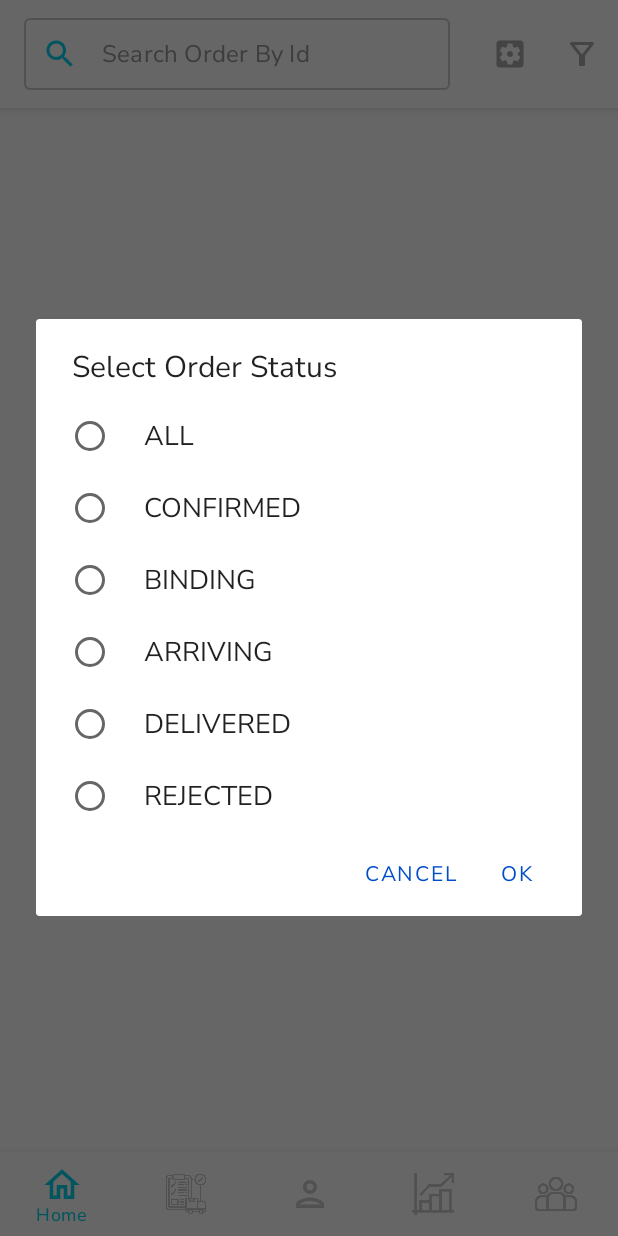
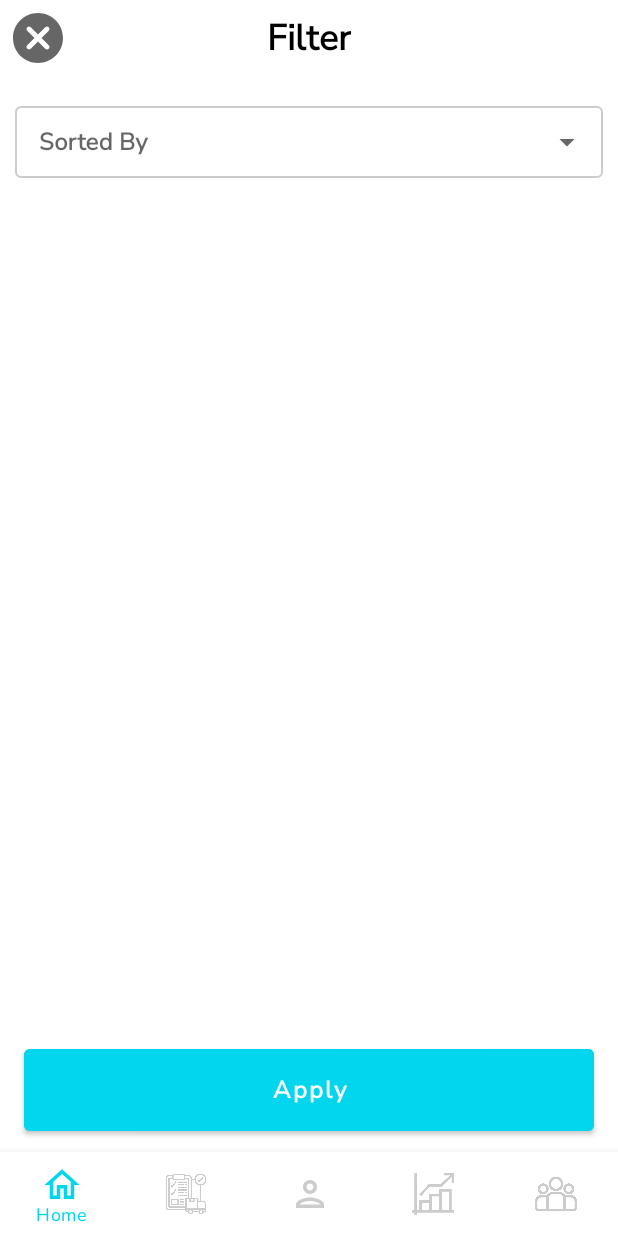
Before and after one commit to Gaur171188/ShoppingApp-2, an Android app: the Orders screen opened through its navigation route, after a tap on "Filter", on a phone screen of 412 x 824 dp. Run offline under Robolectric (Android 15) with nearby library versions, the phone set to English and light mode, and no system bars; our stand-ins replace Firebase (no records; nobody signed in at launch, a user with empty details on screens opened directly), Room's generated code, data binding, navigation-ui; 7 statements that could not run were skipped.

Commit message:
#updates 1- add options in admin portal. 2- fix show floating action button issue. 3- fix get data of public and active users issue. 4- add order filter.

```diff
--- a/app/src/main/java/com/shoppingapp/info/screens/home/Home.kt
+++ b/app/src/main/java/com/shoppingapp/info/screens/home/Home.kt
@@ -122,6 +122,7 @@ class Home : Fragment() {
                     btnClose.setOnClickListener {
                         bottom.state = BottomSheetBehavior.STATE_COLLAPSED
                         btnAddProduct.show()
+                        hideKeyboard()
                     }
 
                     /** button apply **/
@@ -138,6 +139,7 @@ class Home : Fragment() {
 
                         bottom.state = BottomSheetBehavior.STATE_COLLAPSED
                         btnAddProduct.show()
+                        hideKeyboard()
                     }
 
                 }
--- a/app/src/main/java/com/shoppingapp/info/screens/orders/Orders.kt
+++ b/app/src/main/java/com/shoppingapp/info/screens/orders/Orders.kt
@@ -6,19 +6,19 @@ import android.view.MenuItem
 import android.view.View
 import android.view.ViewGroup
 import android.view.inputmethod.EditorInfo
+import android.widget.ArrayAdapter
 import androidx.core.os.bundleOf
 import androidx.databinding.DataBindingUtil
 import androidx.fragment.app.Fragment
 import androidx.lifecycle.ViewModelProvider
 import androidx.navigation.fragment.findNavController
+import com.google.android.material.bottomsheet.BottomSheetBehavior
 import com.google.android.material.dialog.MaterialAlertDialogBuilder
 import com.shoppingapp.info.R
 import com.shoppingapp.info.data.User
 import com.shoppingapp.info.databinding.OrdersBinding
 import com.shoppingapp.info.screens.home.HomeViewModel
-import com.shoppingapp.info.utils.Constants
-import com.shoppingapp.info.utils.hideKeyboard
-import com.shoppingapp.info.utils.orderStatusFilters
+import com.shoppingapp.info.utils.*
 import org.koin.android.viewmodel.ext.android.sharedViewModel
 
 
@@ -100,6 +100,7 @@ class Orders: Fragment() {
             orderTopAppBar.topAppBar.inflateMenu(R.menu.home_app_bar_menu)
             orderTopAppBar.topAppBar.menu.removeItem(R.id.item_favorites)
             orderTopAppBar.topAppBar.menu.removeItem(R.id.item_cart)
+            orderTopAppBar.topAppBar.menu.removeItem(R.id.item_options)
 
 
             /** button search **/
@@ -145,41 +146,81 @@ class Orders: Fragment() {
     private fun setAppBarItemClicks(menuItem: MenuItem): Boolean {
         return when (menuItem.itemId) {
             R.id.item_filter -> {
-                val checkedItem = orderStatusFilters.indexOf(viewModel.filterOrderStatus.value)
-                showDialogWithItems(orderStatusFilters, checkedItem)
+                orderFilter()
+//                val checkedItem = orderStatusFilters.indexOf(viewModel.filterOrderStatus.value)
+//                showDialogWithItems(orderStatusFilters, checkedItem)
                 true
             }
             else -> false
         }
     }
 
+    private fun orderFilter() {
+        binding.apply {
+            orderFilter.apply {
 
-    private fun showDialogWithItems(
-        categoryItems: Array<String>,
-        checkedOption: Int = 0) {
-        var checkedItem = checkedOption
+                val bottom = BottomSheetBehavior.from(filterSheet)
+                bottom.state = BottomSheetBehavior.STATE_EXPANDED
+                setSortItems()
 
-        MaterialAlertDialogBuilder(requireContext())
-                .setTitle(getString(R.string.select_order_status))
-                .setSingleChoiceItems(categoryItems, checkedItem) { _, which ->
-                    checkedItem = which
+                filterSheet.apply {
+
+                    /** button close sheet **/
+                    btnClose.setOnClickListener {
+                        bottom.state = BottomSheetBehavior.STATE_COLLAPSED
+                        hideKeyboard()
+                    }
+
+                    /** button apply **/
+                    btnApply.setOnClickListener {
+                        val sort = selectSort.text.toString()
+
+                        val orders = homeViewModel.orders.value ?: emptyList()
+
+                        val filter = viewModel.filter(orders,sort)
+                        showMessage(requireContext(),filter.size.toString())
+                        orderController.setData(filter)
+                        bottom.state = BottomSheetBehavior.STATE_COLLAPSED
+                        hideKeyboard()
+                    }
+
                 }
-                .setNegativeButton(getString(R.string.pro_cat_dialog_cancel_btn)) { dialog, _ ->
-                    dialog.cancel()
-                }
-                .setPositiveButton(getString(R.string.pro_cat_dialog_ok_btn)) { dialog, _ ->
-                    if (checkedItem == -1) {
-                        dialog.cancel()
-                    } else {
-                        // apply the filter
-                        val filter = categoryItems[checkedItem]
-                        val orders = homeViewModel.orders.value ?: emptyList()
-                        orderController.setData(viewModel.applyFilter(filter, orders))
-                    }
-                    dialog.cancel()
-                }
-                .show()
+            }
+        }
     }
+
+    private fun setSortItems() {
+        val adapter = ArrayAdapter(requireContext(),android.R.layout.simple_list_item_1, sortOrderItems)
+        binding.orderFilter.selectSort.setAdapter(adapter)
+    }
+
+
+//    private fun showDialogWithItems(
+//        categoryItems: Array<String>,
+//        checkedOption: Int = 0) {
+//        var checkedItem = checkedOption
+//
+//        MaterialAlertDialogBuilder(requireContext())
+//                .setTitle(getString(R.string.select_order_status))
+//                .setSingleChoiceItems(categoryItems, checkedItem) { _, which ->
+//                    checkedItem = which
+//                }
+//                .setNegativeButton(getString(R.string.pro_cat_dialog_cancel_btn)) { dialog, _ ->
+//                    dialog.cancel()
+//                }
+//                .setPositiveButton(getString(R.string.pro_cat_dialog_ok_btn)) { dialog, _ ->
+//                    if (checkedItem == -1) {
+//                        dialog.cancel()
+//                    } else {
+//                        // apply the filter
+//                        val filter = categoryItems[checkedItem]
+//                        val orders = homeViewModel.orders.value ?: emptyList()
+//                        orderController.setData(viewModel.filter(filter, orders))
+//                    }
+//                    dialog.cancel()
+//                }
+//                .show()
+//    }
 
 
 
--- a/app/src/main/java/com/shoppingapp/info/screens/orders/OrdersViewModel.kt
+++ b/app/src/main/java/com/shoppingapp/info/screens/orders/OrdersViewModel.kt
@@ -3,11 +3,10 @@ package com.shoppingapp.info.screens.orders
 import androidx.lifecycle.LiveData
 import androidx.lifecycle.MutableLiveData
 import androidx.lifecycle.ViewModel
-import androidx.lifecycle.viewModelScope
 import com.shoppingapp.info.data.User
-import com.shoppingapp.info.utils.orderStatusFilters
-import kotlinx.coroutines.launch
-import java.util.*
+import com.shoppingapp.info.utils.OrderStatus
+import com.shoppingapp.info.utils.Sort
+
 
 class OrdersViewModel(): ViewModel() {
 
@@ -37,16 +36,43 @@ class OrdersViewModel(): ViewModel() {
     }
 
 
-    fun applyFilter(filter: String, orders: List<User.OrderItem>): List<User.OrderItem> {
-        val f = filter.uppercase(Locale.ROOT)
-        val apply = if (filter == orderStatusFilters.first()) { // it will return all orders
-            return orders
-        }else{
-            orders.filter { it.status == f }
+
+//    fun filter(
+//        orders: List<User.OrderItem>,
+//        sortedBy: String): List<User.OrderItem> {
+//        var list = orders
+//        list = if (sortedBy.isNotEmpty()){
+//            when(sortedBy.uppercase()) {
+//                Sort.NAME.name -> orders.sortedBy { it.orderId }
+//                Sort.DATE.name -> orders.sortedBy { it.orderDate }
+//                OrderStatus.CONFIRMED.name -> orders.filter { it.status == sortedBy }
+//                OrderStatus.DELIVERED.name -> orders.filter { it.status == sortedBy }
+//                OrderStatus.REJECTED.name -> orders.filter { it.status == sortedBy }
+//                OrderStatus.BINDING.name -> orders.filter { it.status == sortedBy }
+//                OrderStatus.ARRIVING.name -> orders.filter { it.status == sortedBy }
+//                else-> {list}
+//            }
+//        }else{
+//            orders
+//        }
+//        return  list
+//    }
+
+    fun filter (
+        orders: List<User.OrderItem>,
+        sortedBy: String): List<User.OrderItem> {
+        val list = when (val sort = sortedBy.uppercase()) {
+            Sort.DATE.name -> { orders.sortedBy { it.orderId } }
+            Sort.NAME.name -> { orders.sortedBy { it.orderDate } }
+            else -> { orders.filter { it.status == sort } }
         }
-        return apply
+        return list
     }
 
+
+
+//
+//
 
 
 
--- a/app/src/main/java/com/shoppingapp/info/screens/users/Users.kt
+++ b/app/src/main/java/com/shoppingapp/info/screens/users/Users.kt
@@ -9,6 +9,7 @@ import android.view.MenuItem
 import android.view.View
 import android.view.ViewGroup
 import android.view.inputmethod.EditorInfo
+import android.widget.ArrayAdapter
 import androidx.databinding.DataBindingUtil
 import com.google.android.material.bottomsheet.BottomSheetBehavior
 import com.google.android.material.dialog.MaterialAlertDialogBuilder
@@ -297,6 +298,7 @@ class Users : Fragment() {
 
 
 
+
     private fun showDialogWithItems(categoryItems: Array<String>, checkedOption: Int = 0 ) {
         var checkedItem = checkedOption
             MaterialAlertDialogBuilder(requireContext())
--- a/app/src/main/java/com/shoppingapp/info/utils/ProductUtils.kt
+++ b/app/src/main/java/com/shoppingapp/info/utils/ProductUtils.kt
@@ -28,13 +28,14 @@ val ShoeColors = mapOf(
 
 
 
-val orderStatusFilters = arrayOf(
-	"ALL",
-	OrderStatus.CONFIRMED.name,
-	OrderStatus.BINDING.name,
-	OrderStatus.ARRIVING.name,
-	OrderStatus.DELIVERED.name,
-	OrderStatus.REJECTED.name
+val sortOrderItems = arrayOf(
+	Sort.NAME.name.lowercase(),
+	Sort.DATE.name.lowercase(),
+	OrderStatus.CONFIRMED.name.lowercase(),
+	OrderStatus.BINDING.name.lowercase(),
+	OrderStatus.ARRIVING.name.lowercase(),
+	OrderStatus.DELIVERED.name.lowercase(),
+	OrderStatus.REJECTED.name.lowercase()
 )
 
 //val prices = arrayOf(
--- a/app/src/main/java/com/shoppingapp/info/utils/Utils.kt
+++ b/app/src/main/java/com/shoppingapp/info/utils/Utils.kt
@@ -19,7 +19,7 @@ enum class DataStatus { LOADING, ERROR, SUCCESS }
 enum class UserType { CUSTOMER, SELLER, ADMIN}
 enum class OrderStatus { CONFIRMED, BINDING, ARRIVING, DELIVERED, REJECTED }
 enum class Prices { LESS_THAN_100,FROM_50_TO_250,FROM_500_TO_1500,MORE_THAN_1500 }
-
+enum class Sort { NAME,DATE }
 
 
 fun getItemsPriceTotal(price: Map<String, Double>,items: List<User.CartItem>): Double {
--- a/app/src/main/res/layout/filters.xml
+++ b/app/src/main/res/layout/filters.xml
@@ -96,9 +96,6 @@
                                 android:layout_height="wrap_content"
                                 android:layout_marginTop="10dp"
                                 android:hint="@string/select_city"
-                                app:layout_constraintEnd_toEndOf="parent"
-                                app:layout_constraintStart_toStartOf="parent"
-                                app:layout_constraintTop_toBottomOf="@+id/emailOutlinedTextField"
                                 app:boxStrokeColor="@color/blue_accent_300">
 
                                 <AutoCompleteTextView
--- /dev/null
+++ b/app/src/main/res/layout/order_filter.xml
@@ -0,0 +1,207 @@
+<?xml version="1.0" encoding="utf-8"?>
+<layout xmlns:android="http://schemas.android.com/apk/res/android"
+    xmlns:app="http://schemas.android.com/apk/res-auto">
+
+    <data>
+
+    </data>
+
+    <androidx.coordinatorlayout.widget.CoordinatorLayout
+        android:layout_width="match_parent"
+        android:layout_height="match_parent">
+
+        <FrameLayout
+            android:id="@+id/filterSheet"
+            android:layout_width="match_parent"
+            android:layout_height="match_parent"
+            app:behavior_peekHeight="0dp"
+            app:layout_behavior="com.google.android.material.bottomsheet.BottomSheetBehavior"
+            android:background="@color/white">
+
+
+            <LinearLayout
+                android:layout_width="match_parent"
+                android:layout_height="match_parent"
+                android:orientation="vertical">
+
+
+                <FrameLayout
+                    android:layout_width="match_parent"
+                    android:layout_height="wrap_content"
+                    android:layout_marginStart="5dp"
+                    android:layout_marginEnd="5dp"
+                    android:layout_marginTop="5dp">
+
+                    <ImageView
+                        android:id="@+id/btn_close"
+                        android:layout_width="40dp"
+                        android:layout_height="40dp"
+                        android:src="@drawable/ic_cancel_24" />
+
+                    <TextView
+                        android:id="@+id/filterResults"
+                        android:layout_width="wrap_content"
+                        android:layout_height="wrap_content"
+                        android:textSize="24sp"
+                        android:textStyle="bold"
+                        android:layout_gravity="center"
+                        android:textColor="@color/black"
+                        android:text="@string/filter"/>
+
+
+                </FrameLayout>
+
+
+                <LinearLayout
+                    android:layout_width="match_parent"
+                    android:layout_height="wrap_content"
+                    android:layout_marginTop="20dp"
+                    android:layout_marginStart="10dp"
+                    android:layout_marginEnd="10dp"
+                    android:orientation="vertical">
+
+
+
+                    <com.google.android.material.textfield.TextInputLayout
+                        android:id="@+id/textInputLayout"
+                        style="@style/Widget.MaterialComponents.TextInputLayout.OutlinedBox.ExposedDropdownMenu"
+                        android:layout_width="match_parent"
+                        android:layout_height="wrap_content"
+                        android:hint="@string/sorted_by"
+                        app:boxStrokeColor="@color/blue_accent_300">
+
+                        <AutoCompleteTextView
+                            android:id="@+id/selectSort"
+                            android:layout_width="match_parent"
+                            android:layout_height="wrap_content"
+                            android:dropDownHeight="240dp"
+                            android:inputType="none"
+                            android:labelFor="@id/textInputLayout"
+                            android:paddingTop="12dp"
+                            android:paddingBottom="12dp"
+                            android:textStyle="bold" />
+
+                    </com.google.android.material.textfield.TextInputLayout>
+
+                    <androidx.legacy.widget.Space
+                        android:layout_width="wrap_content"
+                        android:layout_height="10dp"/>
+
+<!--                    <com.google.android.material.textfield.TextInputLayout-->
+<!--                        android:id="@+id/textInputLayout2"-->
+<!--                        style="@style/Widget.MaterialComponents.TextInputLayout.OutlinedBox.ExposedDropdownMenu"-->
+<!--                        android:layout_width="match_parent"-->
+<!--                        android:layout_height="wrap_content"-->
+<!--                        android:hint="Order"-->
+<!--                        app:boxStrokeColor="@color/blue_accent_300">-->
+
+<!--                        <AutoCompleteTextView-->
+<!--                            android:id="@+id/selectOrderStatus"-->
+<!--                            android:layout_width="match_parent"-->
+<!--                            android:layout_height="wrap_content"-->
+<!--                            android:dropDownHeight="240dp"-->
+<!--                            android:inputType="none"-->
+<!--                            android:labelFor="@id/textInputLayout2"-->
+<!--                            android:paddingTop="12dp"-->
+<!--                            android:paddingBottom="12dp"-->
+<!--                            android:textStyle="bold" />-->
+
+<!--                    </com.google.android.material.textfield.TextInputLayout>-->
+<!--                    -->
+
+<!--                    <LinearLayout-->
+<!--                        android:layout_width="match_parent"-->
+<!--                        android:layout_height="wrap_content"-->
+<!--                        android:weightSum="3"-->
+<!--                        android:layout_marginStart="20dp"-->
+<!--                        android:layout_marginEnd="20dp"-->
+<!--                        android:orientation="horizontal">-->
+
+<!--                        <com.google.android.material.checkbox.MaterialCheckBox-->
+<!--                            android:id="@+id/btn_CheckConfirmed"-->
+<!--                            android:layout_width="0dp"-->
+<!--                            android:layout_height="wrap_content"-->
+<!--                            android:layout_weight="1"-->
+<!--                            android:text="@string/confirmed"/>-->
+
+<!--                        <com.google.android.material.checkbox.MaterialCheckBox-->
+<!--                            android:id="@+id/btn_CheckBinding"-->
+<!--                            android:layout_width="0dp"-->
+<!--                            android:layout_weight="1"-->
+<!--                            android:layout_height="wrap_content"-->
+<!--                            android:text="@string/binding"/>-->
+
+<!--                        <com.google.android.material.checkbox.MaterialCheckBox-->
+<!--                            android:id="@+id/btn_CheckArriving"-->
+<!--                            android:layout_width="0dp"-->
+<!--                            android:layout_weight="1"-->
+<!--                            android:layout_height="wrap_content"-->
+<!--                            android:text="@string/arriving"/>-->
+
+
+
+<!--                    </LinearLayout>-->
+
+
+<!--                    <androidx.legacy.widget.Space-->
+<!--                        android:layout_width="wrap_content"-->
+<!--                        android:layout_height="10dp"/>-->
+
+
+<!--                    <LinearLayout-->
+<!--                        android:layout_width="match_parent"-->
+<!--                        android:layout_height="wrap_content"-->
+<!--                        android:weightSum="2"-->
+<!--                        android:layout_marginStart="50dp"-->
+<!--                        android:layout_marginEnd="50dp"-->
+<!--                        android:orientation="horizontal">-->
+
+<!--                        <com.google.android.material.checkbox.MaterialCheckBox-->
+<!--                            android:id="@+id/btn_CheckDelivered"-->
+<!--                            android:layout_width="0dp"-->
+<!--                            android:layout_weight="1"-->
+<!--                            android:layout_height="wrap_content"-->
+<!--                            android:text="@string/delivered"/>-->
+
+<!--                        <com.google.android.material.checkbox.MaterialCheckBox-->
+<!--                            android:id="@+id/btn_CheckRejected"-->
+<!--                            android:layout_width="0dp"-->
+<!--                            android:layout_weight="1"-->
+<!--                            android:layout_height="wrap_content"-->
+<!--                            android:text="@string/rejected"/>-->
+
+
+<!--                    </LinearLayout>-->
+
+
+
+
+                </LinearLayout>
+
+            </LinearLayout>
+
+
+            <Button
+                android:id="@+id/btn_apply"
+                android:layout_width="match_parent"
+                android:layout_height="wrap_content"
+                android:layout_marginStart="16dp"
+                android:layout_marginTop="16dp"
+                android:layout_marginEnd="16dp"
+                android:layout_marginBottom="8dp"
+                android:backgroundTint="@color/blue_accent_300"
+                android:padding="16dp"
+                android:text="@string/apply"
+                android:layout_gravity="bottom"
+                android:textAllCaps="false"
+                android:textSize="16sp"
+                android:textStyle="bold" />
+
+        </FrameLayout>
+
+
+    </androidx.coordinatorlayout.widget.CoordinatorLayout>
+
+
+
+</layout>
--- a/app/src/main/res/layout/orders.xml
+++ b/app/src/main/res/layout/orders.xml
@@ -10,8 +10,8 @@
     <FrameLayout
         android:layout_width="match_parent"
         android:layout_height="match_parent"
-        android:orientation="vertical"
         tools:context=".screens.orders.Orders">
+
 
         <TextView
             android:id="@+id/orders_empty_message"
@@ -29,11 +29,7 @@
             android:textStyle="bold" />
 
 
-        <include
-            android:id="@+id/order_top_app_bar"
-            layout="@layout/home_top_app_bar_layout"
-            android:layout_width="match_parent"
-            android:layout_height="wrap_content" />
+
 
 
 
@@ -44,12 +40,21 @@
             android:layout_height="match_parent"
             android:visibility="gone" />
 
+
+
+
+
+
         <LinearLayout
             android:layout_width="match_parent"
             android:layout_height="match_parent"
-            android:layout_marginTop="@dimen/app_bar_height"
             android:orientation="vertical">
 
+            <include
+                android:id="@+id/order_top_app_bar"
+                layout="@layout/home_top_app_bar_layout"
+                android:layout_width="match_parent"
+                android:layout_height="wrap_content" />
 
 
             <androidx.swiperefreshlayout.widget.SwipeRefreshLayout
@@ -80,5 +85,12 @@
         </LinearLayout>
 
 
+        <include
+            android:id="@+id/order_filter"
+            android:layout_width="match_parent"
+            android:layout_height="match_parent"
+            layout="@layout/order_filter"/>
+
+
     </FrameLayout>
 </layout>
--- a/app/src/main/res/values/strings.xml
+++ b/app/src/main/res/values/strings.xml
@@ -143,6 +143,12 @@
     <string name="update">Update</string>
     <string name="notification">Notification</string>
     <string name="product_manager">Product Manager</string>
+    <string name="sorted_by">Sorted By</string>
+    <string name="confirmed">Confirmed</string>
+    <string name="delivered">Delivered</string>
+    <string name="arriving">Arriving</string>
+    <string name="binding">Binding</string>
+    <string name="rejected">Rejected</string>
 
 
 </resources>
```
